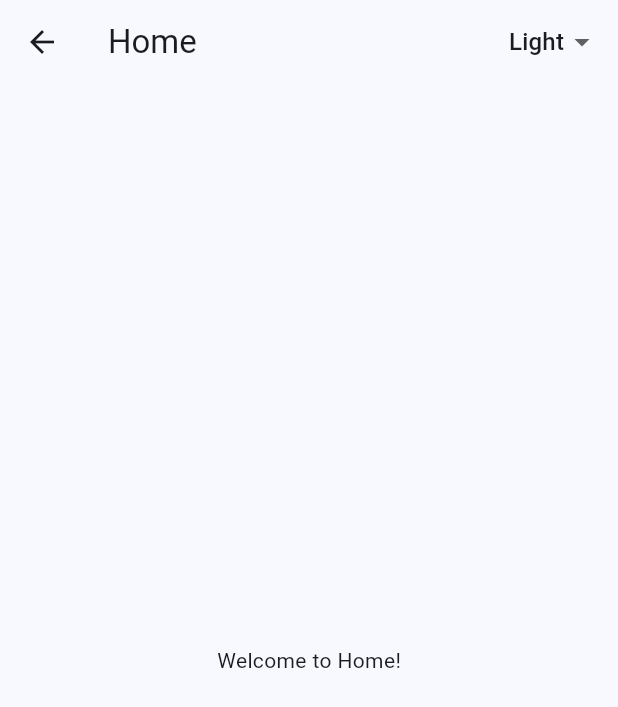
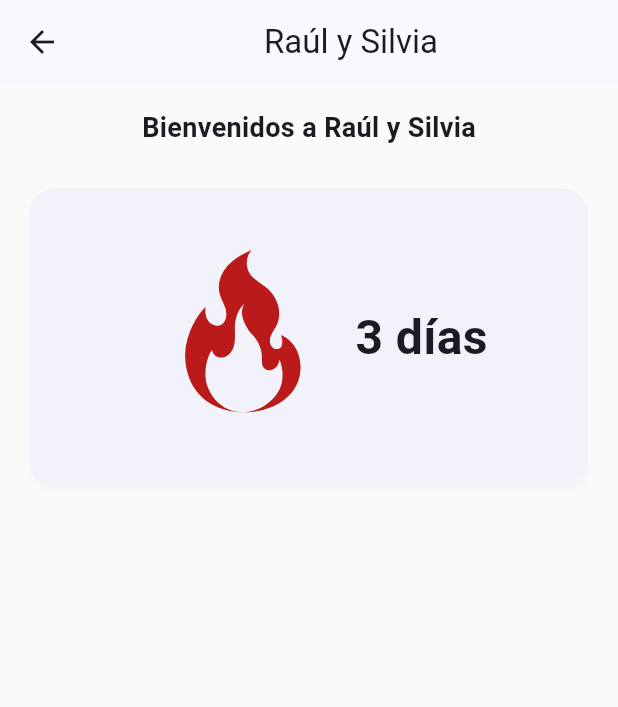
Before and after one commit to Rasobe/sirapp, a Flutter app: the HomePage screen opened directly, on a phone screen of 412 x 824 dp. Shown: the top 707 px of the screen. Run offline on Flutter 3.47's test engine with Material 3 defaults, Android fonts, the light colour scheme and no system bars; our stand-ins replace flutter_riverpod, flutter_svg, go_router; statements that could not run were skipped.

Commit message:
feat: add ProviderScope and update home page UI with streak card component

```diff
--- a/lib/bootstrap/main_development.dart
+++ b/lib/bootstrap/main_development.dart
@@ -1,9 +1,10 @@
 import 'package:flutter/widgets.dart';
+import 'package:flutter_riverpod/flutter_riverpod.dart';
 import 'package:hexagonal_architecture_template/main.dart';
 import 'bootstrap.dart';
 
 Future<void> main() async {
   bootstrap(() async {
-    runApp(const MainApp());
+    runApp(const ProviderScope(child: MainApp()));
   });
 }
--- a/lib/src/presentation/pages/home/home_page.dart
+++ b/lib/src/presentation/pages/home/home_page.dart
@@ -1,6 +1,7 @@
 import 'package:flutter/material.dart';
 import 'package:flutter_riverpod/flutter_riverpod.dart';
 import 'package:hexagonal_architecture_template/src/presentation/state/index.dart';
+import 'package:hexagonal_architecture_template/src/presentation/widgets/widgets.dart';
 
 class HomePage extends ConsumerWidget {
   const HomePage({super.key});
@@ -9,39 +10,21 @@ class HomePage extends ConsumerWidget {
   Widget build(BuildContext context, WidgetRef ref) {
     final current = ref.watch(appThemeProvider);
     return Scaffold(
-      appBar: AppBar(
-        title: const Text('Home'),
-        actions: [
-          Padding(
-            padding: const EdgeInsets.symmetric(horizontal: 12),
-            child: DropdownButton<AppTheme>(
-              value: current,
-              underline: const SizedBox.shrink(),
-              onChanged: (value) {
-                if (value != null) {
-                  ref.read(appThemeProvider.notifier).setTheme(value);
-                }
-              },
-              items: const [
-                DropdownMenuItem(
-                  value: AppTheme.light,
-                  child: Text('Light'),
-                ),
-                DropdownMenuItem(
-                  value: AppTheme.dark,
-                  child: Text('Dark'),
-                ),
-                DropdownMenuItem(
-                  value: AppTheme.red,
-                  child: Text('Red'),
-                ),
-              ],
+      appBar: AppBar(title: const Center(child: Text('Raúl y Silvia'))),
+      body: SingleChildScrollView(
+        padding: const EdgeInsets.all(16),
+        child: Column(
+          crossAxisAlignment: CrossAxisAlignment.center,
+          mainAxisAlignment: MainAxisAlignment.center,
+          children: [
+            const Text(
+              'Bienvenidos a Raúl y Silvia',
+              style: TextStyle(fontSize: 18, fontWeight: FontWeight.w600),
             ),
-          )
-        ],
-      ),
-      body: const Center(
-        child: Text('Welcome to Home!'),
+            const SizedBox(height: 24),
+            const StreakCard(),
+          ],
+        ),
       ),
     );
   }
--- a/lib/src/presentation/theme/light_theme.dart
+++ b/lib/src/presentation/theme/light_theme.dart
@@ -5,5 +5,6 @@ ThemeData buildLightTheme() {
     brightness: Brightness.light,
     colorSchemeSeed: Colors.blue,
     useMaterial3: true,
+    scaffoldBackgroundColor: Colors.grey[50],
   );
 }
--- /dev/null
+++ b/lib/src/presentation/widgets/StreakCard.dart
@@ -0,0 +1,32 @@
+import 'package:flutter/material.dart';
+import 'package:flutter_svg/svg.dart';
+
+class StreakCard extends StatelessWidget {
+  const StreakCard({super.key});
+
+  @override
+  Widget build(BuildContext context) {
+    return Card(
+      elevation: 2,
+      shadowColor: Colors.black.withValues(alpha: 0.1),
+      shape: RoundedRectangleBorder(borderRadius: BorderRadius.circular(16)),
+      child: Padding(
+        padding: EdgeInsets.all(24),
+        child: Row(
+          mainAxisAlignment: MainAxisAlignment.center,
+          crossAxisAlignment: CrossAxisAlignment.center,
+          children: [
+            SvgPicture.asset(
+              'assets/images/fire.svg',
+              width: 150,
+              height: 150,
+              colorFilter: ColorFilter.mode(Theme.of(context).colorScheme.error, BlendMode.srcIn),
+              semanticsLabel: 'Racha',
+            ),
+            Text('3 días', style: TextStyle(fontSize: 32, fontWeight: FontWeight.bold)),
+          ],
+        ),
+      ),
+    );
+  }
+}
--- /dev/null
+++ b/lib/src/presentation/widgets/widgets.dart
@@ -0,0 +1 @@
+export 'StreakCard.dart';
--- a/pubspec.yaml
+++ b/pubspec.yaml
@@ -11,6 +11,7 @@ dependencies:
     sdk: flutter
   go_router: ^14.0.0
   flutter_riverpod: ^2.5.1
+  flutter_svg: ^2.2.1
 
 dev_dependencies:
   flutter_test:
```
Also changed, not shown: assets/images/fire.svg (added), lib/src/presentation/widgets/index.dart (deleted), pubspec.lock.
